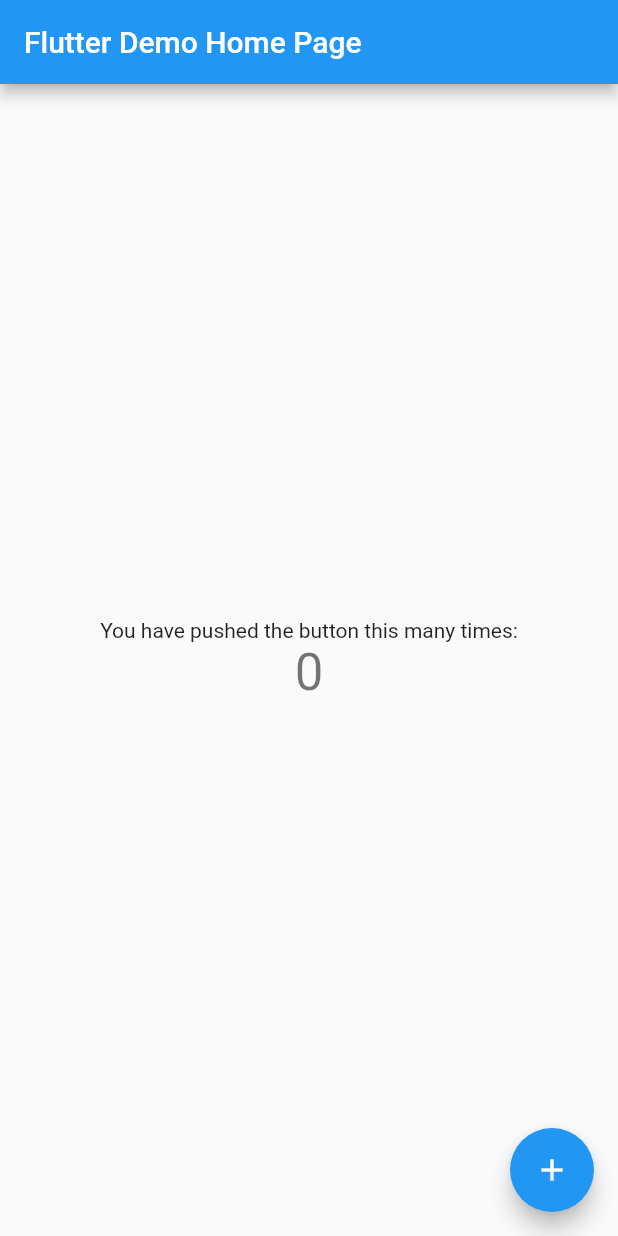
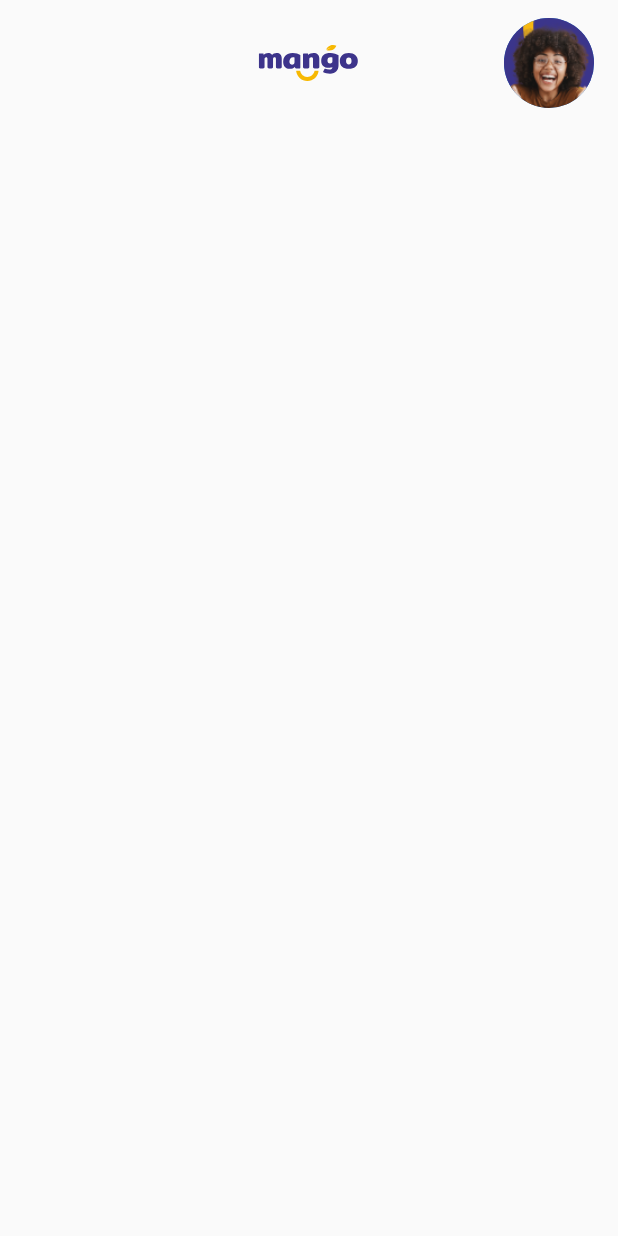
Before and after one commit to mangobr/LEGACY-mango-app, a Flutter app: the screen it shows after launch, on a phone screen of 412 x 824 dp. Run offline on Flutter 3.47's test engine with Material 2 defaults, Android fonts, the phone set to English and light mode, and no system bars; our stand-ins replace flutter_svg.

Commit message:
Adding mango app header

```diff
--- a/mango_app/lib/main.dart
+++ b/mango_app/lib/main.dart
@@ -1,65 +1,18 @@
+import 'package:Mango/reducers/screenSize.dart';
+import 'package:Mango/screens/home.dart';
 import 'package:flutter/material.dart';
+import 'package:flutter_svg/flutter_svg.dart';
 
 void main() {
-  runApp(MyApp());
+  runApp(MangoApp());
 }
 
-class MyApp extends StatelessWidget {
-  // This widget is the root of your application.
+class MangoApp extends StatelessWidget {
   @override
   Widget build(BuildContext context) {
     return MaterialApp(
-      title: 'Flutter Demo',
-      theme: ThemeData(
-        primarySwatch: Colors.blue,
-      ),
-      home: MyHomePage(title: 'Flutter Demo Home Page'),
+      debugShowCheckedModeBanner: false,
+      home: Home(),
     );
   }
 }
-
-class MyHomePage extends StatefulWidget {
-  MyHomePage({Key key, this.title}) : super(key: key);
-  final String title;
-
-  @override
-  _MyHomePageState createState() => _MyHomePageState();
-}
-
-class _MyHomePageState extends State<MyHomePage> {
-  int _counter = 0;
-
-  void _incrementCounter() {
-    setState(() {
-      _counter++;
-    });
-  }
-
-  @override
-  Widget build(BuildContext context) {
-    return Scaffold(
-      appBar: AppBar(
-        title: Text(widget.title),
-      ),
-      body: Center(
-        child: Column(
-          mainAxisAlignment: MainAxisAlignment.center,
-          children: <Widget>[
-            Text(
-              'You have pushed the button this many times:',
-            ),
-            Text(
-              '$_counter',
-              style: Theme.of(context).textTheme.headline4,
-            ),
-          ],
-        ),
-      ),
-      floatingActionButton: FloatingActionButton(
-        onPressed: _incrementCounter,
-        tooltip: 'Increment',
-        child: Icon(Icons.add),
-      ),
-    );
-  }
-}
--- /dev/null
+++ b/mango_app/lib/screens/home.dart
@@ -0,0 +1,41 @@
+import 'package:Mango/reducers/screenSize.dart';
+import 'package:flutter/material.dart';
+import 'package:flutter/widgets.dart';
+import 'package:flutter_svg/flutter_svg.dart';
+
+class Home extends StatelessWidget {
+  @override
+  Widget build(BuildContext context) {
+    return Scaffold(
+      body: SafeArea(
+        child: Column(
+          crossAxisAlignment: CrossAxisAlignment.start,
+          children: [
+            SizedBox(
+              height: 12,
+            ),
+            Stack(
+              alignment: Alignment.center,
+              children: [
+                Center(
+                  child: SvgPicture.asset(
+                    'assets/mango-logo.svg',
+                    semanticsLabel: 'Mango Logo',
+                  ),
+                ),
+                Container(
+                  alignment: Alignment.centerRight,
+                  margin: EdgeInsets.only(right: 16),
+                  child: CircleAvatar(
+                    backgroundImage: AssetImage('assets/avatar.png'),
+                    radius: 30,
+                  ),
+                ),
+              ],
+            ),
+          ],
+        ),
+      ),
+    );
+  }
+}
```
Also changed, not shown: mango_app/pubspec.yaml (+8 -46 lines), mango_app/assets/avatar.png (added), mango_app/assets/mango-logo.svg (added), mango_app/pubspec.lock.
